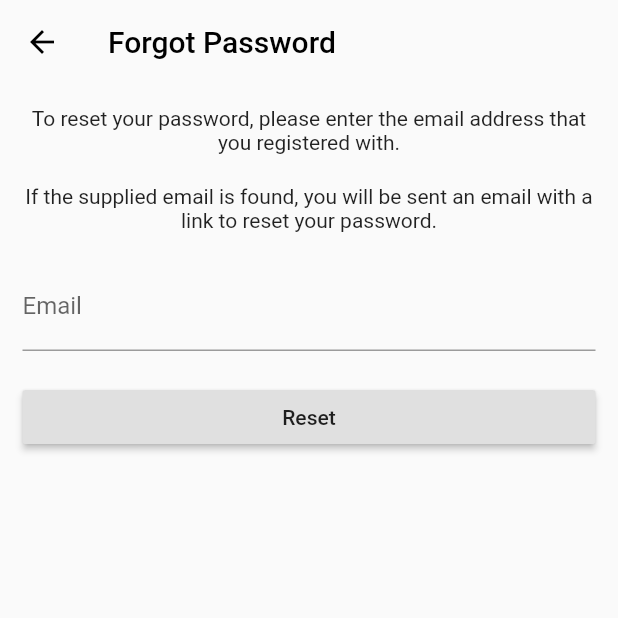
After one commit to Bonita8411/AFQYApp, a Flutter app: the screen it shows after launch, after a tap on "Forgot Password?", on a phone screen of 412 x 824 dp, the top half of it. The commit adds this screen. Run offline on Flutter 3.47's test engine with Material 2 defaults, Android fonts, the phone set to English and light mode, and no system bars; our stand-ins replace cloud_firestore, firebase_auth, firebase_storage, font_awesome_flutter, image_picker, validators and 1 more; missing offline and left inert: barcode_scan; accounts and stored records are empty.

Commit message:
added password reset

```diff
--- /dev/null
+++ b/lib/screens/authentication/forgot_password_screen.dart
@@ -0,0 +1,83 @@
+import 'package:afqyapp/services/auth_service.dart';
+import 'package:flutter/material.dart';
+import 'package:validators/validators.dart';
+
+class ForgotPasswordScreen extends StatefulWidget {
+  @override
+  _ForgotPasswordScreenState createState() => _ForgotPasswordScreenState();
+}
+
+class _ForgotPasswordScreenState extends State<ForgotPasswordScreen> {
+  final _formKey = GlobalKey<FormState>();
+  String _email;
+
+  @override
+  Widget build(BuildContext context) {
+    return Scaffold(
+      appBar: AppBar(
+        backgroundColor: Colors.transparent,
+        elevation: 0.0,
+        iconTheme: IconThemeData(
+          color: Colors.black, //change your color here
+        ),
+        title: Text(
+          'Forgot Password',
+          style: TextStyle(color: Colors.black),
+        ),
+      ),
+      body: Padding(
+        padding: const EdgeInsets.all(15.0),
+        child: Form(
+          key: _formKey,
+          child: ListView(children: <Widget>[
+            Text(
+              'To reset your password, please enter the email address that you registered with.',
+              textAlign: TextAlign.center,
+            ),
+            SizedBox(height: 20.0),
+            Text(
+              'If the supplied email is found, you will be sent an email with a link to reset your password.',
+              textAlign: TextAlign.center,
+            ),
+            SizedBox(height: 20.0),
+            TextFormField(
+              decoration: InputDecoration(
+                labelText: "Email",
+              ),
+              validator: (val) {
+                if (!isEmail(val)) {
+                  return "Please enter a valid email";
+                }
+                return null;
+              },
+              onChanged: (val) {
+                setState(() {
+                  _email = val;
+                });
+              },
+            ),
+            SizedBox(height: 20.0),
+            Builder(
+              builder: (context) => RaisedButton(
+                child: Text('Reset'),
+                onPressed: () {
+                  if (_formKey.currentState.validate()) {
+                    AuthService.resetPassword(_email).then((result) {
+                      final snackBar =
+                          SnackBar(content: Text('Password reset email sent'));
+                      Scaffold.of(context).showSnackBar(snackBar);
+                    }).catchError((error) {
+                      final snackBar = SnackBar(
+                          content: Text('Password reset email not sent, your email may not exist.'));
+                      Scaffold.of(context).showSnackBar(snackBar);
+                    });
+                  }
+                },
+              ),
+            )
+          ]),
+        ),
+      ),
+    );
+  }
+}
--- a/lib/screens/authentication/signin_screen.dart
+++ b/lib/screens/authentication/signin_screen.dart
@@ -1,3 +1,4 @@
+import 'package:afqyapp/screens/authentication/forgot_password_screen.dart';
 import 'package:afqyapp/services/auth_service.dart';
 import "package:flutter/material.dart";
 import 'package:validators/validators.dart';
@@ -98,6 +99,18 @@ class _SignInScreenState extends State<SignInScreen> {
                     child: Text("Not a member? Register"),
                     onPressed: widget.toggleSignIn,
                   ),
+                  SizedBox(height: 20.0),
+                  FlatButton(
+                    child: Text("Forgot Password?"),
+                    onPressed: () {
+                      Navigator.push(
+                          context,
+                          MaterialPageRoute(
+                            builder: (context) =>
+                                ForgotPasswordScreen(),
+                          ));
+                    },
+                  ),
                   SizedBox(height: 100.0),
                   //The anonymous Sign in is for testing only, remove in release versions
                   RaisedButton(
--- a/lib/screens/home_screen.dart
+++ b/lib/screens/home_screen.dart
@@ -44,7 +44,7 @@ class _HomeScreenState extends State<HomeScreen>{
             ),
             BottomNavigationBarItem(
                 icon: Icon(Icons.event),
-                title: Text('Event')
+                title: Text('Events')
             ),
             BottomNavigationBarItem(
                 icon: Icon(Icons.message),
--- a/lib/services/auth_service.dart
+++ b/lib/services/auth_service.dart
@@ -58,4 +58,8 @@ class AuthService{
     FirebaseUser user = result.user;
     return user;
   }
+
+  static Future resetPassword(String email) async {
+    return _firebaseAuth.sendPasswordResetEmail(email: email);
+  }
 }
```
